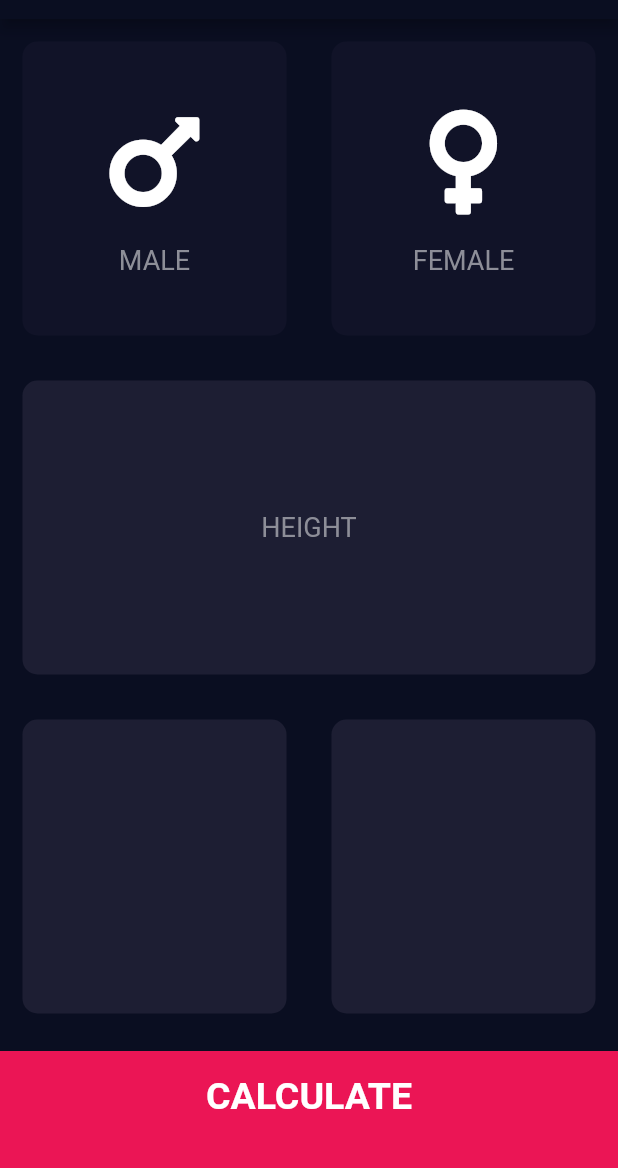
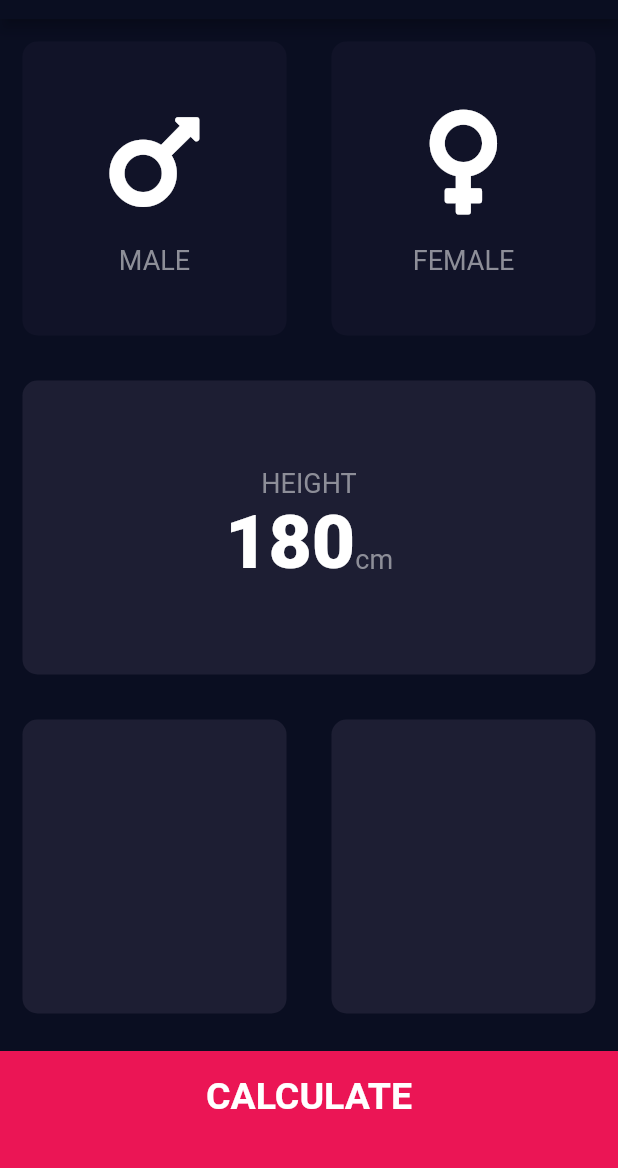
Before and after one commit to piotrek1543/BMI_Calculator_App, a Flutter app: the screen it shows after launch, on a phone screen of 412 x 824 dp, the part 65-1233 px from its top. Run offline on Flutter 3.47's test engine with Material 2 defaults, Android fonts, the phone set to English and light mode, and no system bars; our stand-ins replace font_awesome_flutter.

Commit message:
Changing `height` component's Row alignment. Adding two texts.

```diff
--- a/lib/screens/input_page.dart
+++ b/lib/screens/input_page.dart
@@ -79,7 +79,22 @@ class _InputPageState extends State<InputPage> {
                       style: kLabelTextStyle,
                     ),
                     Row(
-                      children: <Widget>[],
+                      mainAxisAlignment: MainAxisAlignment.center,
+                      crossAxisAlignment: CrossAxisAlignment.baseline,
+                      textBaseline: TextBaseline.alphabetic,
+                      children: <Widget>[
+                        Text(
+                          '180',
+                          style: TextStyle(
+                            fontSize: 50.0,
+                            fontWeight: FontWeight.w900,
+                          ),
+                        ),
+                        Text(
+                          'cm',
+                          style: kLabelTextStyle,
+                        )
+                      ],
                     )
                   ]),
             ),
```
